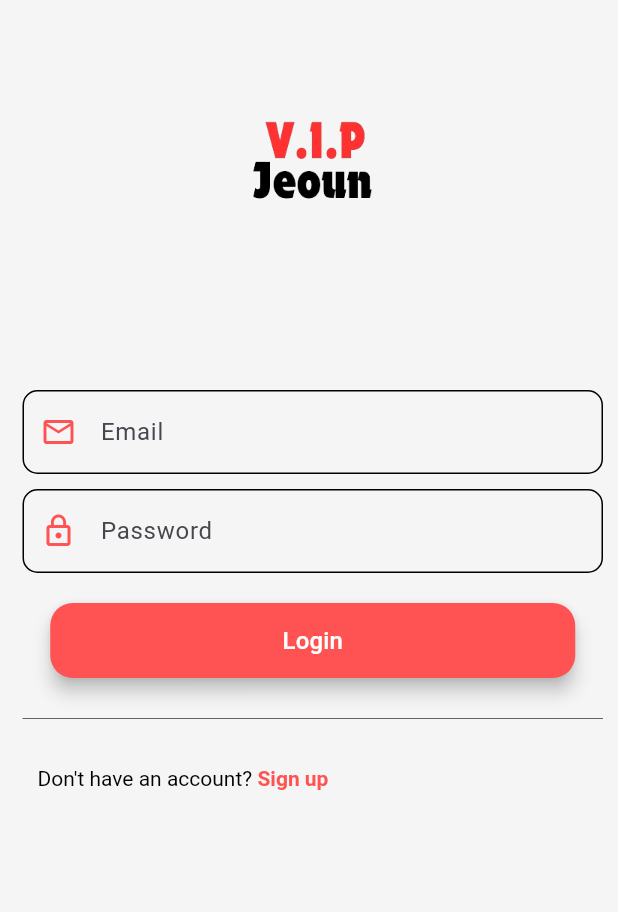
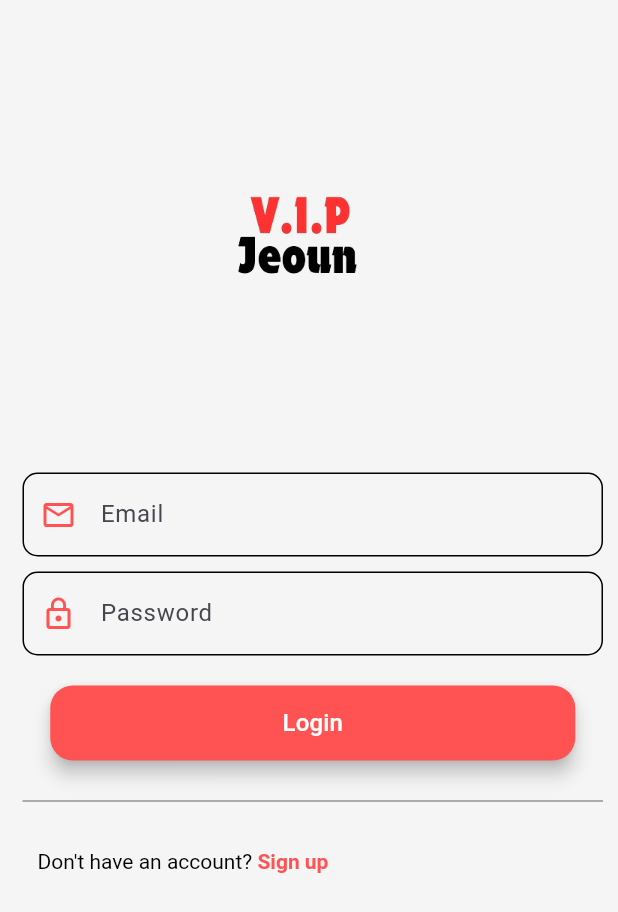
Before and after one commit to bamideletewogbade/vip_ghana_ticketing_mobile_app, a Flutter app: the screen it shows after launch, on a phone screen of 412 x 824 dp. Shown: the top 912 px of the screen. Run offline on Flutter 3.47's test engine with Material 3 defaults, Android fonts, the phone set to English and light mode, and no system bars; our stand-ins replace geolocator, google_maps_flutter, lottie.

Commit message:
latest push as at 05/06/24

```diff
--- a/lib/screens/login_screen.dart
+++ b/lib/screens/login_screen.dart
@@ -21,15 +21,18 @@ class LoginScreen extends StatelessWidget {
           crossAxisAlignment: CrossAxisAlignment.start,
           mainAxisAlignment: MainAxisAlignment.center,
           children: [
-            Center(
-              child: Image.asset(
-                'assets/images/vip_logo_transparent.png',
-                width: 250,
-                height: 250,
-                alignment: Alignment.center,
+            Padding(
+              padding: const EdgeInsets.fromLTRB(20, 50, 40, 10),
+              child: Center(
+                child: Image.asset(
+                  'assets/images/vip_logo_transparent.png',
+                  width: 250,
+                  height: 250,
+                  alignment: Alignment.center,
+                ),
               ),
             ),
-            SizedBox(height: 10),
+            SizedBox(height: 5),
             Center(
               child: SizedBox(
                 child: TextField(
--- a/pubspec.yaml
+++ b/pubspec.yaml
@@ -15,7 +15,7 @@ dependencies:
   google_maps_flutter: ^2.0.10
   permission_handler: ^10.2.0
   http: 1.1.0
-  firebase_core: ^1.20.0
+  firebase_core: ^2.24.2
   firebase_auth: ^4.1.1
 
 
```
Also changed, not shown: lib/screens/home_screen.dart (+24 -34 lines), pubspec.lock, 3 other files.
